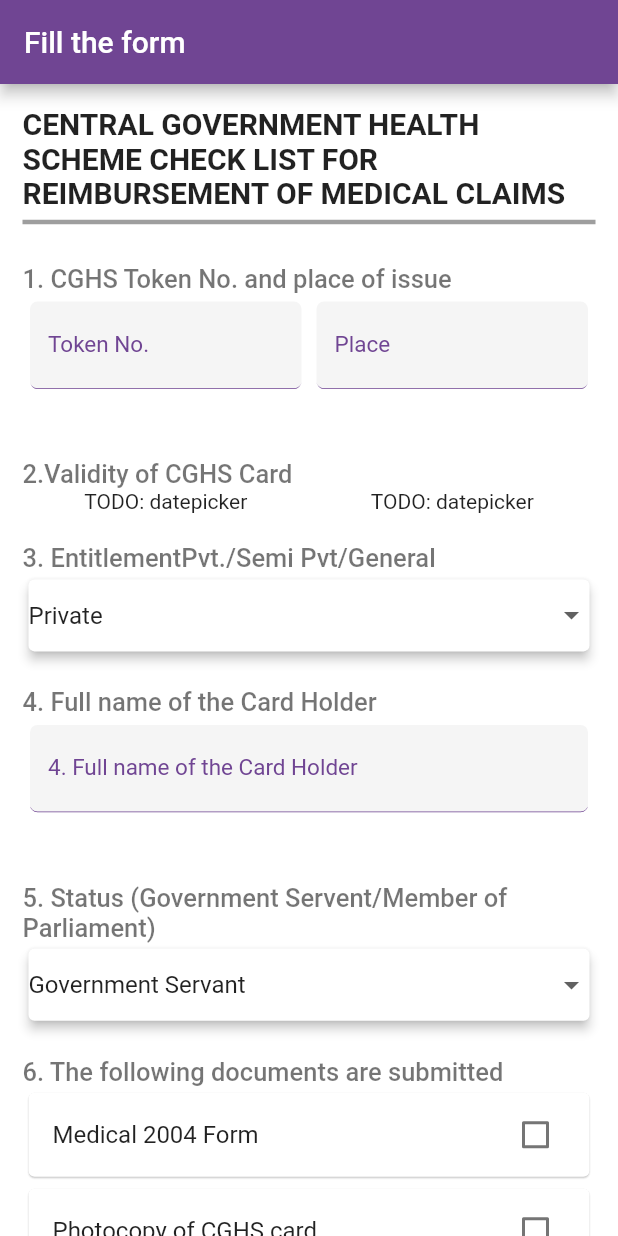
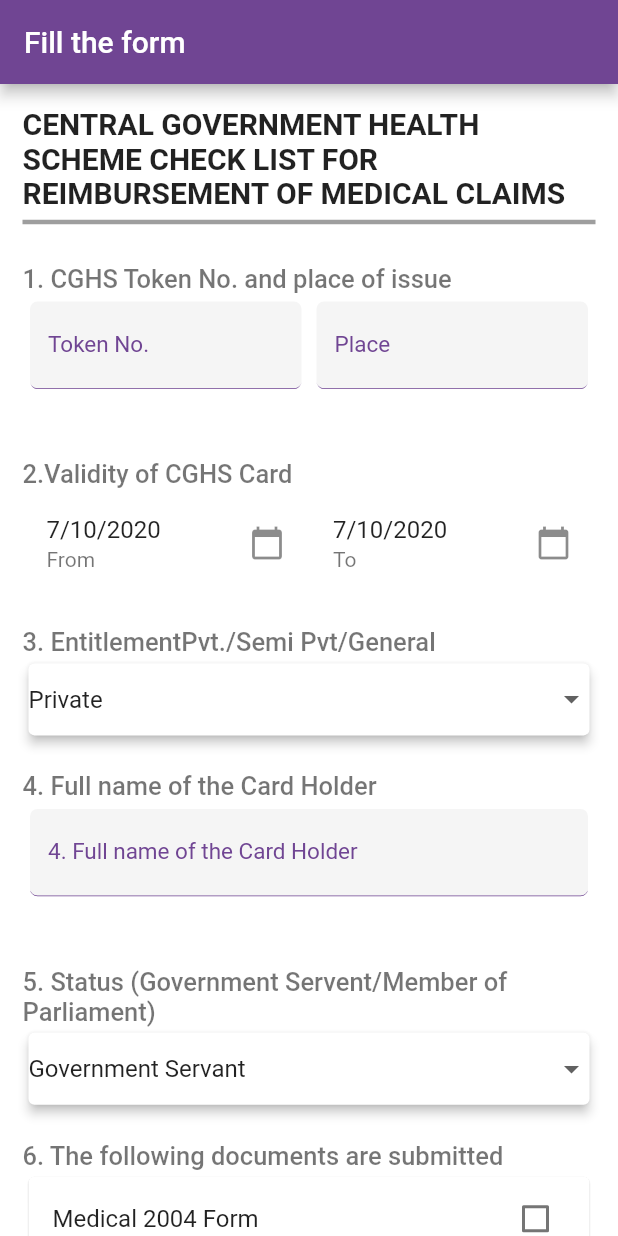
Before and after one commit to ashishpipaliya/PDFGenerator, a Flutter app: the screen it shows after launch, on a phone screen of 412 x 824 dp. Run offline on Flutter 3.47's test engine with Material 2 defaults, Android fonts, the phone set to English and light mode, and no system bars; our stand-ins replace cached_network_image, cloud_firestore, device_info, firebase_auth, firebase_core, firebase_storage and 5 more; accounts and stored records are empty.

Commit message:
datepicker

```diff
--- a/lib/main.dart
+++ b/lib/main.dart
@@ -20,7 +20,7 @@ class MyApp extends StatelessWidget {
       child: MaterialApp(
         title: 'PDF Generator',
         theme: ThemeData(
-          primaryColor: ColorPalette.darkPurple,
+          primarySwatch: customSwatch,
           scaffoldBackgroundColor: ColorPalette.white,
           visualDensity: VisualDensity.adaptivePlatformDensity,
           pageTransitionsTheme: PageTransitionsTheme(
--- a/lib/pages/form_page/form_page.dart
+++ b/lib/pages/form_page/form_page.dart
@@ -82,10 +82,11 @@ class _FormPageState extends State<FormPage> {
   bool _noObjectionOnStampPaper = false;
   bool _copyOfDeathCerti = false;
 
-  String from = "From";
-  String to = "To";
+  Map<String, String> userInputs = {};
 
-  Map<String, String> userInputs = {};
+  DateTime fromDate = DateTime.now();
+  DateTime toDate = DateTime.now();
+  DateTime dated = DateTime.now();
 
   @override
   Widget build(BuildContext context) {
@@ -145,9 +146,44 @@ class _FormPageState extends State<FormPage> {
               normalTitleText(heading.validityOfcghsCard),
               Row(
                 mainAxisAlignment: MainAxisAlignment.spaceAround,
-                //TODO datepicker
-
-                children: [Text("TODO: datepicker"), Text("TODO: datepicker")],
+                children: [
+                  Flexible(
+                      child: ListTile(
+                          title: Text(
+                              "${fromDate.day}/${fromDate.month}/${fromDate.year}"),
+                          subtitle: Text("From"),
+                          trailing: Icon(Icons.calendar_today),
+                          onTap: () async {
+                            DateTime picked = await showDatePicker(
+                              context: context,
+                              initialDate: fromDate,
+                              firstDate: DateTime(DateTime.now().year - 10),
+                              lastDate: DateTime(DateTime.now().year + 10),
+                            );
+                            if (picked != null)
+                              setState(() {
+                                fromDate = picked;
+                              });
+                          })),
+                  Flexible(
+                      child: ListTile(
+                          title: Text(
+                              "${toDate.day}/${toDate.month}/${toDate.year}"),
+                          subtitle: Text("To"),
+                          trailing: Icon(Icons.calendar_today),
+                          onTap: () async {
+                            DateTime picked = await showDatePicker(
+                              context: context,
+                              initialDate: toDate,
+                              firstDate: DateTime(DateTime.now().year - 10),
+                              lastDate: DateTime(DateTime.now().year + 10),
+                            );
+                            if (picked != null)
+                              setState(() {
+                                toDate = picked;
+                              });
+                          })),
+                ],
               ),
               normalTitleText(heading.entitlement),
               Row(
@@ -505,19 +541,23 @@ class _FormPageState extends State<FormPage> {
                   Row(
                     children: [
                       Flexible(
-                        child: FormFieldWidget(
-                          labelText: "Dated",
-                          onChanged: (value) {
-                            //TODO datepicker
-                            userInputs["dated"] = value;
-                            print(userInputs);
-                          },
-                          focusNode: datedNode,
-                          onSubmitted: (_) {
-                            FocusScope.of(context).requestFocus(telephoneNode);
-                          },
-                        ),
-                      ),
+                          child: ListTile(
+                              title: Text(
+                                  "${dated.day}/${dated.month}/${dated.year}"),
+                              subtitle: Text("Select date"),
+                              trailing: Icon(Icons.calendar_today),
+                              onTap: () async {
+                                DateTime picked = await showDatePicker(
+                                  context: context,
+                                  initialDate: dated,
+                                  firstDate: DateTime(DateTime.now().year - 10),
+                                  lastDate: DateTime(DateTime.now().year + 10),
+                                );
+                                if (picked != null)
+                                  setState(() {
+                                    dated = picked;
+                                  });
+                              })),
                     ],
                   ),
                   Row(
@@ -668,17 +708,16 @@ class _FormPageState extends State<FormPage> {
     );
   }
 
-  DateTime dateTo = DateTime.now();
-
-  selectDate(BuildContext context, String type) async {
-    final DateTime picked = await showDatePicker(
-        context: context,
-        initialDate: DateTime.now(),
-        firstDate: DateTime(2015, 8),
-        lastDate: DateTime(2022, 8));
+  selectDate(BuildContext context, DateTime dateType) async {
+    DateTime picked = await showDatePicker(
+      context: context,
+      initialDate: DateTime.now(),
+      firstDate: DateTime(DateTime.now().year - 10),
+      lastDate: DateTime(DateTime.now().year + 10),
+    );
     if (picked != null)
       setState(() {
-        type = picked.toLocal().toString().split(" ")[0];
+        dateType = picked;
       });
   }
 }
--- a/lib/shared/color_palette.dart
+++ b/lib/shared/color_palette.dart
@@ -9,3 +9,18 @@ class ColorPalette {
   static const Color superlightPurple = const Color(0xfff3edf7);
   static const Color cream = const Color(0xfff1faee);
 }
+
+Map<int, Color> color = {
+  50: Color.fromRGBO(112, 69, 147, .1),
+  100: Color.fromRGBO(112, 69, 147, .2),
+  200: Color.fromRGBO(112, 69, 147, .3),
+  300: Color.fromRGBO(112, 69, 147, .4),
+  400: Color.fromRGBO(112, 69, 147, .5),
+  500: Color.fromRGBO(112, 69, 147, .6),
+  600: Color.fromRGBO(112, 69, 147, .7),
+  700: Color.fromRGBO(112, 69, 147, .8),
+  800: Color.fromRGBO(112, 69, 147, .9),
+  900: Color.fromRGBO(112, 69, 147, 1),
+};
+
+MaterialColor customSwatch = MaterialColor(0xFF704593, color);
```
